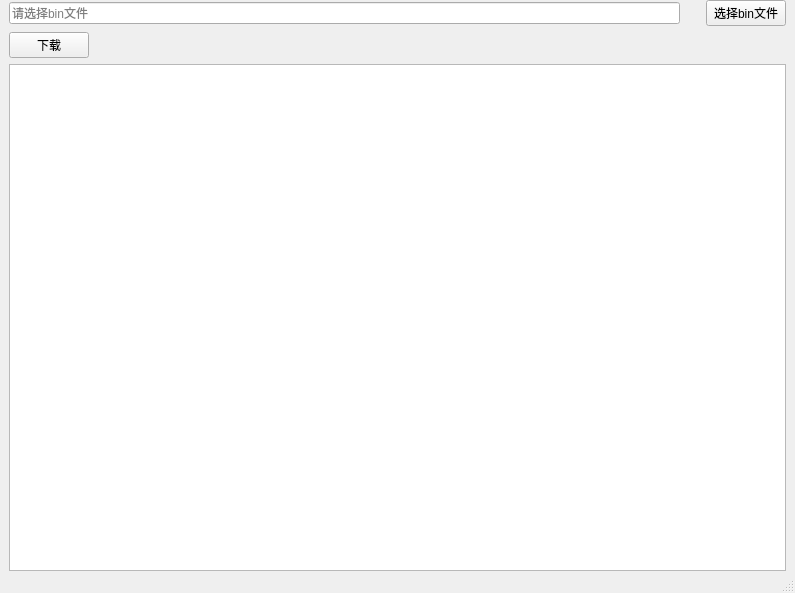
archeno/openocdFlash, file mainwindow.ui: the form before one commit.
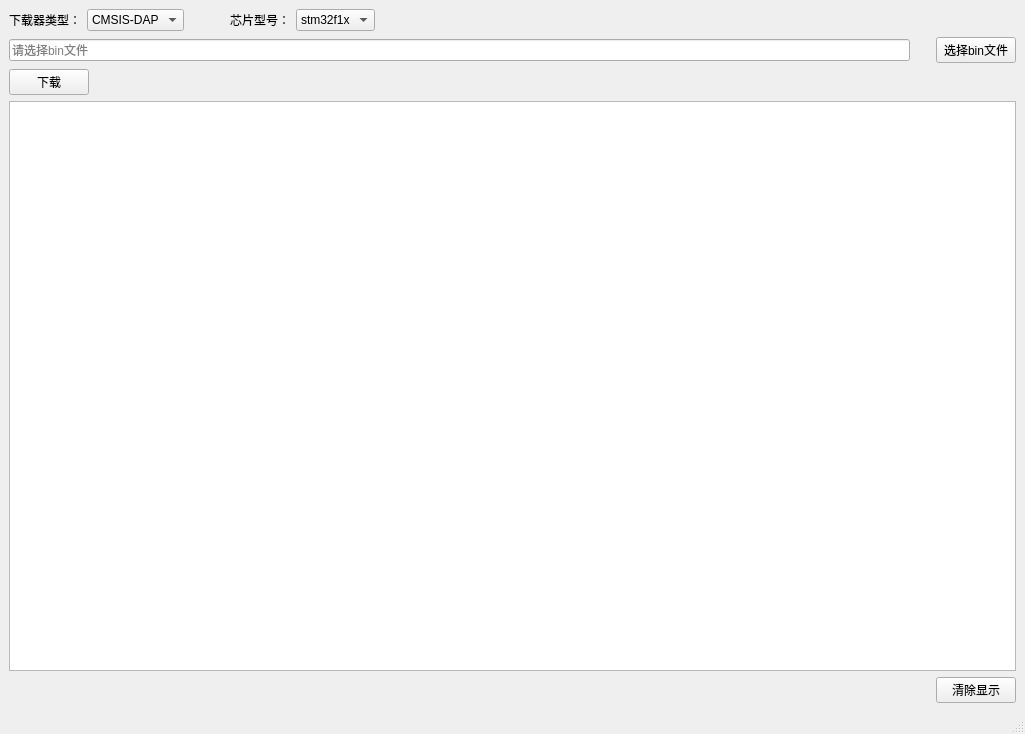
The form after the commit. Icons and pictures are not drawn.

```diff
--- a/mainwindow.ui
+++ b/mainwindow.ui
@@ -6,8 +6,8 @@
    <rect>
     <x>0</x>
     <y>0</y>
-    <width>795</width>
-    <height>593</height>
+    <width>1025</width>
+    <height>734</height>
    </rect>
   </property>
   <property name="windowTitle">
@@ -19,18 +19,91 @@
   </property>
   <widget class="QWidget" name="centralwidget">
    <layout class="QVBoxLayout" name="verticalLayout">
-    <property name="leftMargin">
-     <number>9</number>
-    </property>
-    <property name="topMargin">
-     <number>0</number>
-    </property>
-    <property name="rightMargin">
-     <number>9</number>
-    </property>
-    <property name="bottomMargin">
-     <number>0</number>
-    </property>
+    <item>
+     <layout class="QHBoxLayout" name="horizontalLayout_3">
+      <item>
+       <widget class="QLabel" name="label">
+        <property name="text">
+         <string>下载器类型：</string>
+        </property>
+       </widget>
+      </item>
+      <item>
+       <widget class="QComboBox" name="combDebuggerType">
+        <item>
+         <property name="text">
+          <string>CMSIS-DAP</string>
+         </property>
+        </item>
+        <item>
+         <property name="text">
+          <string>ST-LINK</string>
+         </property>
+        </item>
+        <item>
+         <property name="text">
+          <string>J-LINK</string>
+         </property>
+        </item>
+       </widget>
+      </item>
+      <item>
+       <spacer name="horizontalSpacer_3">
+        <property name="orientation">
+         <enum>Qt::Horizontal</enum>
+        </property>
+        <property name="sizeType">
+         <enum>QSizePolicy::Fixed</enum>
+        </property>
+        <property name="sizeHint" stdset="0">
+         <size>
+          <width>40</width>
+          <height>20</height>
+         </size>
+        </property>
+       </spacer>
+      </item>
+      <item>
+       <widget class="QLabel" name="label_2">
+        <property name="text">
+         <string>芯片型号：</string>
+        </property>
+       </widget>
+      </item>
+      <item>
+       <widget class="QComboBox" name="combMcuSelect">
+        <item>
+         <property name="text">
+          <string>stm32f1x</string>
+         </property>
+        </item>
+        <item>
+         <property name="text">
+          <string>stm32f3x</string>
+         </property>
+        </item>
+        <item>
+         <property name="text">
+          <string>stm32f4x</string>
+         </property>
+        </item>
+       </widget>
+      </item>
+      <item>
+       <spacer name="horizontalSpacer_4">
+        <property name="orientation">
+         <enum>Qt::Horizontal</enum>
+        </property>
+        <property name="sizeHint" stdset="0">
+         <size>
+          <width>40</width>
+          <height>20</height>
+         </size>
+        </property>
+       </spacer>
+      </item>
+     </layout>
+    </item>
     <item>
      <layout class="QHBoxLayout" name="horizontalLayout">
       <item>
@@ -99,6 +172,30 @@
       </property>
      </widget>
     </item>
+    <item>
+     <layout class="QHBoxLayout" name="horizontalLayout_4">
+      <item>
+       <spacer name="horizontalSpacer_5">
+        <property name="orientation">
+         <enum>Qt::Horizontal</enum>
+        </property>
+        <property name="sizeHint" stdset="0">
+         <size>
+          <width>40</width>
+          <height>20</height>
+         </size>
+        </property>
+       </spacer>
+      </item>
+      <item>
+       <widget class="QPushButton" name="btnClearText">
+        <property name="text">
+         <string>清除显示</string>
+        </property>
+       </widget>
+      </item>
+     </layout>
+    </item>
    </layout>
   </widget>
   <widget class="QMenuBar" name="menubar">
```
Left out of the diff: 2 changed lines with no effect on the pictures.
